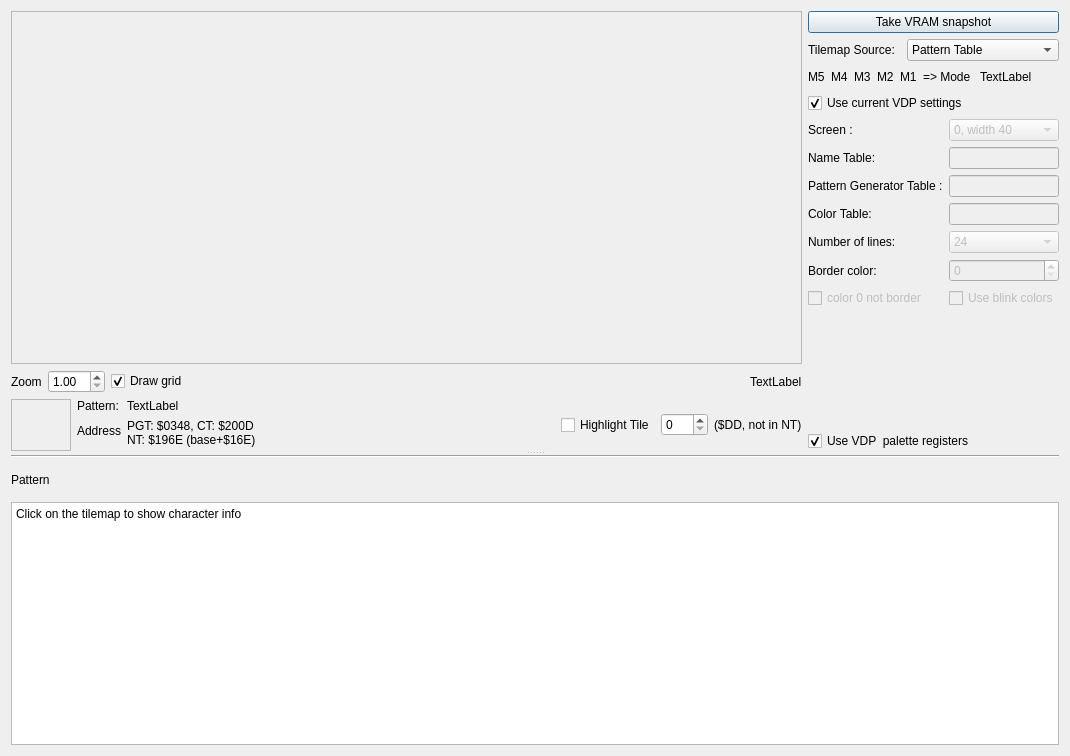
Before: the Qt Designer form src/TileViewer.ui in openMSX/debugger, drawn with Qt 5.
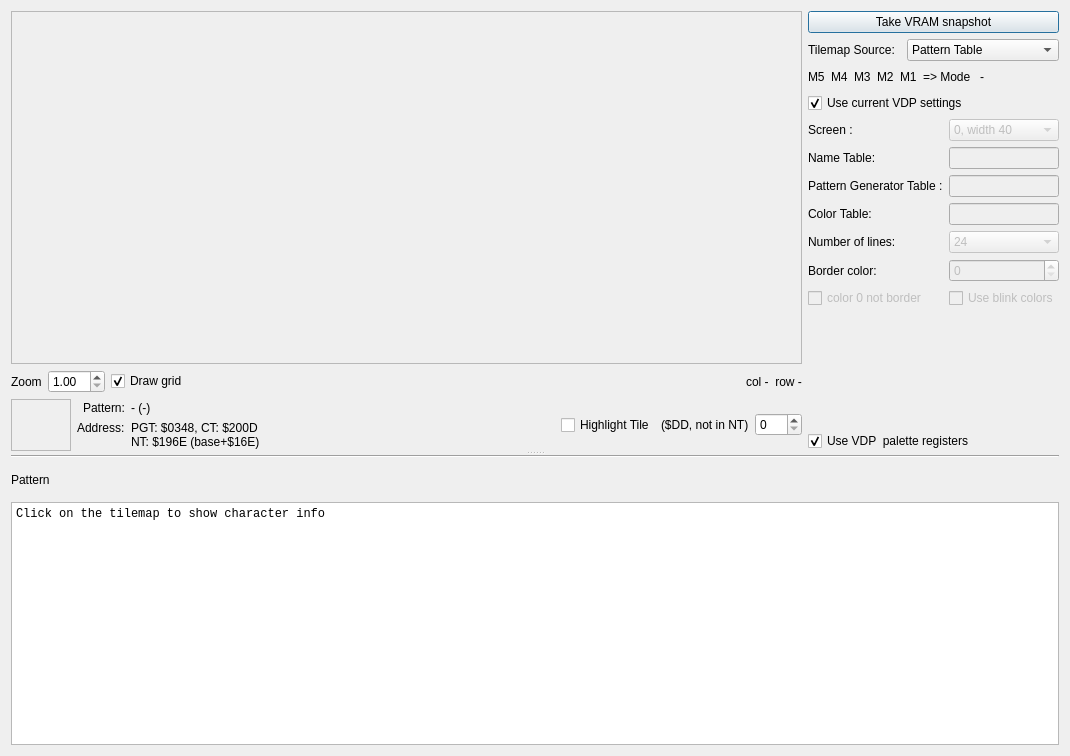
After: the same form once the commit is applied.

Commit message: Fix TileViewer layout

```diff
--- a/src/TileViewer.ui
+++ b/src/TileViewer.ui
@@ -108,7 +108,7 @@
              <item>
               <widget class="QLabel" name="label_mouseover">
                <property name="text">
-                <string>TextLabel</string>
+                <string>col -  row -</string>
                </property>
               </widget>
              </item>
@@ -164,6 +164,15 @@
              </item>
              <item>
               <layout class="QFormLayout" name="formLayout_2">
+               <property name="rowWrapPolicy">
+                <enum>QFormLayout::WrapLongRows</enum>
+               </property>
+               <property name="labelAlignment">
+                <set>Qt::AlignRight|Qt::AlignTrailing|Qt::AlignVCenter</set>
+               </property>
+               <property name="formAlignment">
+                <set>Qt::AlignLeading|Qt::AlignLeft|Qt::AlignVCenter</set>
+               </property>
                <item row="0" column="0">
                 <widget class="QLabel" name="label_10">
                  <property name="text">
@@ -174,14 +183,20 @@
                <item row="0" column="1">
                 <widget class="QLabel" name="label_charpat">
                  <property name="text">
-                  <string>TextLabel</string>
+                  <string>- (-)</string>
                  </property>
                 </widget>
                </item>
                <item row="1" column="0">
                 <widget class="QLabel" name="label_11">
+                 <property name="sizePolicy">
+                  <sizepolicy hsizetype="Fixed" vsizetype="Fixed">
+                   <horstretch>0</horstretch>
+                   <verstretch>0</verstretch>
+                  </sizepolicy>
+                 </property>
                  <property name="text">
-                  <string>Address</string>
+                  <string>Address:</string>
                  </property>
                 </widget>
                </item>
@@ -218,16 +233,6 @@
                </property>
               </widget>
              </item>
-             <item>
-              <widget class="QSpinBox" name="sp_highlight">
-               <property name="maximum">
-                <number>255</number>
-               </property>
-               <property name="value">
-                <number>0</number>
-               </property>
-              </widget>
-             </item>
              <item>
               <widget class="QLabel" name="label_highligtinfo">
                <property name="sizePolicy">
@@ -241,6 +246,16 @@
                </property>
               </widget>
              </item>
+             <item>
+              <widget class="QSpinBox" name="sp_highlight">
+               <property name="maximum">
+                <number>255</number>
+               </property>
+               <property name="value">
+                <number>0</number>
+               </property>
+              </widget>
+             </item>
             </layout>
            </item>
           </layout>
@@ -343,7 +358,7 @@
                <item>
                 <widget class="QLabel" name="label_screenmode">
                  <property name="text">
-                  <string>TextLabel</string>
+                  <string>-</string>
                  </property>
                 </widget>
                </item>
@@ -646,6 +661,11 @@
        </item>
        <item>
         <widget class="QPlainTextEdit" name="plainTextEdit">
+         <property name="font">
+          <font>
+           <family>Monospace</family>
+          </font>
+         </property>
          <property name="plainText">
           <string>Click on the tilemap to show character info</string>
          </property>
```
